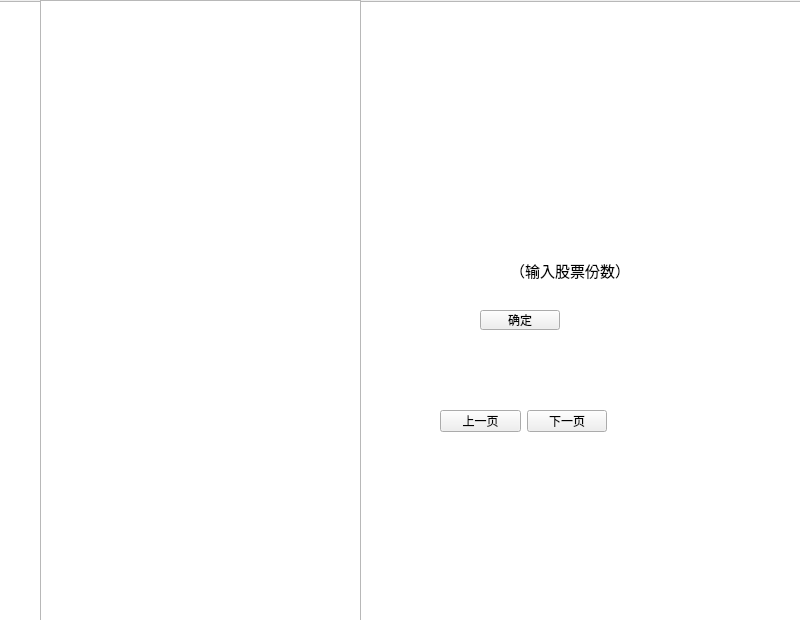
Qt form buyandsell/widget.ui (Ea1XonCodeHou/CodeText) before a commit.
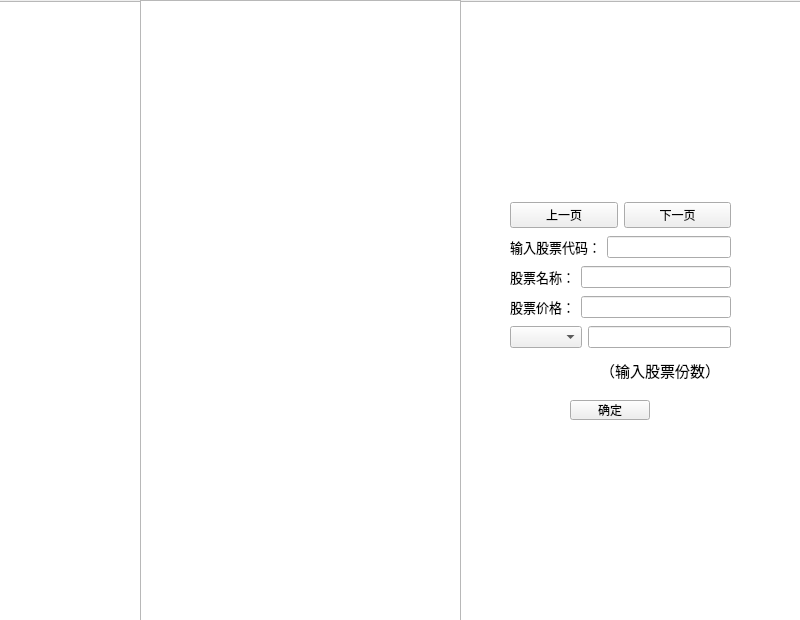
The same form after that commit. Icons and pictures are not drawn.

```diff
--- a/buyandsell/widget.ui
+++ b/buyandsell/widget.ui
@@ -16,7 +16,7 @@
   <widget class="QTableView" name="tableView">
    <property name="geometry">
     <rect>
-     <x>40</x>
+     <x>140</x>
      <y>0</y>
      <width>321</width>
      <height>681</height>
@@ -26,8 +26,8 @@
   <widget class="QPushButton" name="confirmButton">
    <property name="geometry">
     <rect>
-     <x>480</x>
-     <y>310</y>
+     <x>570</x>
+     <y>400</y>
      <width>80</width>
      <height>20</height>
     </rect>
@@ -36,37 +36,11 @@
     <string>确定</string>
    </property>
   </widget>
-  <widget class="QWidget" name="layoutWidget">
-   <property name="geometry">
-    <rect>
-     <x>440</x>
-     <y>410</y>
-     <width>167</width>
-     <height>22</height>
-    </rect>
-   </property>
-   <layout class="QHBoxLayout" name="horizontalLayout">
-    <item>
-     <widget class="QPushButton" name="backButton">
-      <property name="text">
-       <string>上一页</string>
-      </property>
-     </widget>
-    </item>
-    <item>
-     <widget class="QPushButton" name="forwardButton">
-      <property name="text">
-       <string>下一页</string>
-      </property>
-     </widget>
-    </item>
-   </layout>
-  </widget>
   <widget class="QLabel" name="label_4">
    <property name="geometry">
     <rect>
-     <x>510</x>
-     <y>260</y>
+     <x>600</x>
+     <y>360</y>
      <width>111</width>
      <height>20</height>
     </rect>
@@ -83,17 +57,40 @@
   <widget class="QWidget" name="layoutWidget">
    <property name="geometry">
     <rect>
-     <x>420</x>
-     <y>100</y>
+     <x>510</x>
+     <y>200</y>
      <width>221</width>
      <height>151</height>
     </rect>
    </property>
    <layout class="QVBoxLayout" name="verticalLayout">
+    <item>
+     <layout class="QHBoxLayout" name="horizontalLayout">
+      <item>
+       <widget class="QPushButton" name="backButton">
+        <property name="text">
+         <string>上一页</string>
+        </property>
+       </widget>
+      </item>
+      <item>
+       <widget class="QPushButton" name="forwardButton">
+        <property name="text">
+         <string>下一页</string>
+        </property>
+       </widget>
+      </item>
+     </layout>
+    </item>
     <item>
      <layout class="QHBoxLayout" name="horizontalLayout_2">
       <item>
        <widget class="QLabel" name="label">
+        <property name="font">
+         <font>
+          <pointsize>10</pointsize>
+         </font>
+        </property>
         <property name="text">
          <string>输入股票代码：</string>
         </property>
@@ -108,6 +105,11 @@
      <layout class="QHBoxLayout" name="horizontalLayout_3">
       <item>
        <widget class="QLabel" name="label_2">
+        <property name="font">
+         <font>
+          <pointsize>10</pointsize>
+         </font>
+        </property>
         <property name="text">
          <string>股票名称：</string>
         </property>
@@ -122,6 +124,11 @@
      <layout class="QHBoxLayout" name="horizontalLayout_4">
       <item>
        <widget class="QLabel" name="label_3">
+        <property name="font">
+         <font>
+          <pointsize>10</pointsize>
+         </font>
+        </property>
         <property name="text">
          <string>股票价格：</string>
         </property>
```
Left out of the diff: 3 changed lines with no effect on the pictures.
